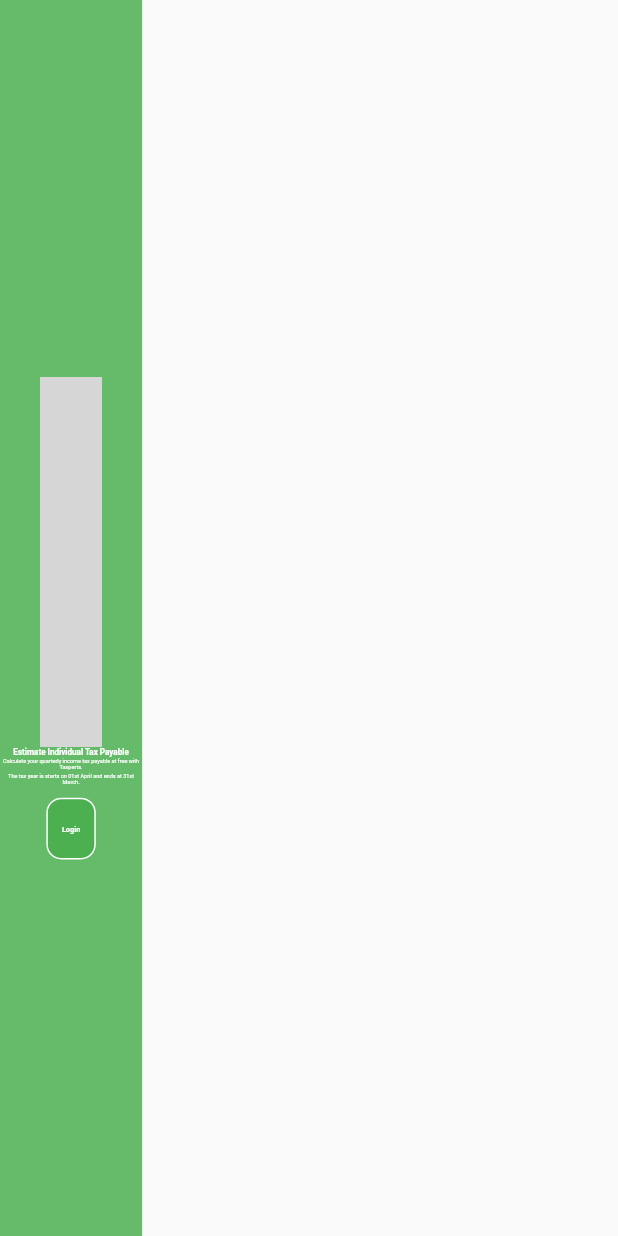
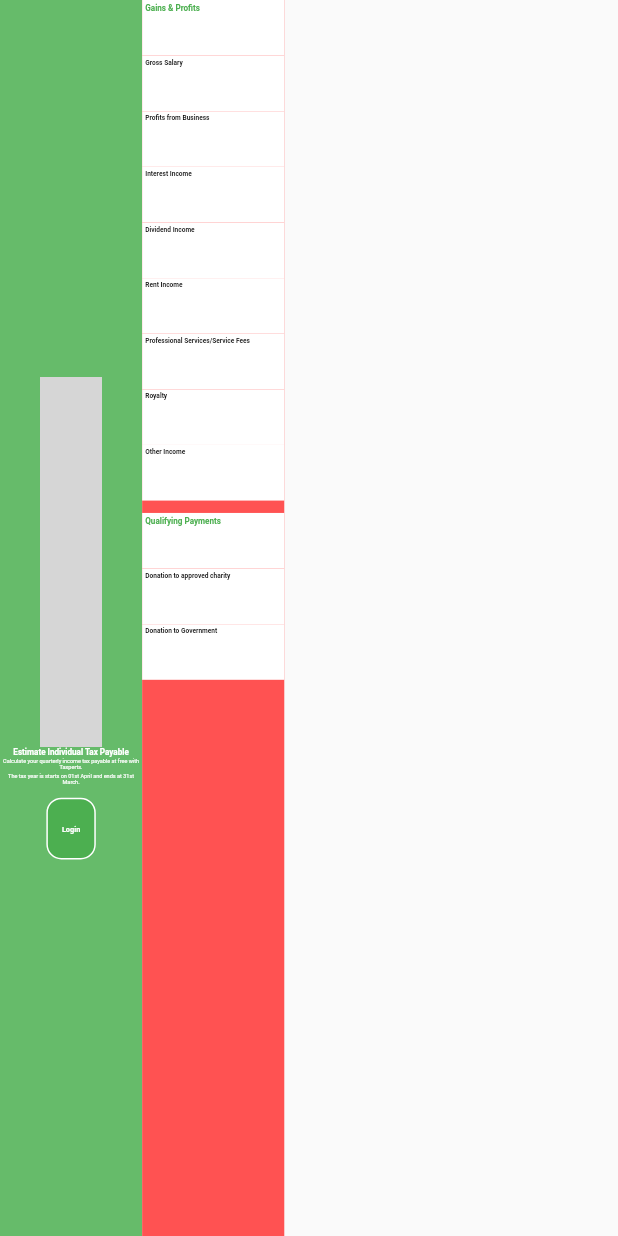
Before and after one commit to CBS-Developments/Taxpert-App-UI, a Flutter app: the DesktopScaffold screen opened directly, on a phone screen of 412 x 824 dp. Run offline on Flutter 3.47's test engine with Material 2 defaults, Android fonts, the phone set to English and light mode, and no system bars; missing offline and left inert: pattern_formatter; grey boxes are pictures that could not be loaded.

Commit message:
Text Containers Adding

```diff
--- a/taxpert_app_ui/lib/methods/sizes.dart
+++ b/taxpert_app_ui/lib/methods/sizes.dart
@@ -21,6 +21,10 @@ double GContainerWidth(BuildContext context){
 
 double getFontLarge(BuildContext context) {
   return (getPageWidth(context) * 0.004) * (getPageHeight(context) * 0.004);
+}
+
+double getFontMe(BuildContext context) {
+  return (getPageWidth(context) * 0.0036) * (getPageHeight(context) * 0.0036);
 }
 
 double getFontNormal(BuildContext context) {
@@ -50,3 +54,15 @@ double ImageHeight(BuildContext context) {
 double ImageWidth(BuildContext context) {
   return (getPageWidth(context) * 0.1) ;
 }
+
+double TextContHeight(BuildContext context) {
+  return (getPageHeight(context) * 0.045) ;
+}
+
+double TextContWidth(BuildContext context) {
+  return (getPageWidth(context) * 0.23) ;
+}
+
+double TextContMargin(BuildContext context) {
+  return (getPageWidth(context) * 0.005) ;
+}
--- /dev/null
+++ b/taxpert_app_ui/lib/methods/text_container.dart
@@ -0,0 +1,26 @@
+import 'package:flutter/material.dart';
+import 'package:taxpert_app_ui/methods/sizes.dart';
+
+class TextContainer extends StatelessWidget {
+  final String childText;
+  final double fontSize;
+  final Color textColor;
+
+  const TextContainer({
+
+    Key? key, required this.childText, required this.fontSize, required this.textColor,
+  }) : super(key: key);
+
+  @override
+  Widget build(BuildContext context) {
+    return Container(
+      padding: EdgeInsets.all(TextContMargin(context)),
+      color: Colors.white,
+      width: TextContWidth(context),
+      height: TextContHeight(context),
+      child: Text(childText,
+        style: TextStyle(fontSize: fontSize ,fontWeight: FontWeight.bold,color: textColor),
+      ),
+    );
+  }
+}
--- a/taxpert_app_ui/lib/responsive/desktop_body.dart
+++ b/taxpert_app_ui/lib/responsive/desktop_body.dart
@@ -1,6 +1,7 @@
 import 'package:flutter/material.dart';
 import 'package:taxpert_app_ui/methods/my_button.dart';
 import 'package:taxpert_app_ui/methods/sizes.dart';
+import 'package:taxpert_app_ui/methods/text_container.dart';
 
 class DesktopScaffold extends StatefulWidget {
   const DesktopScaffold({super.key});
@@ -16,7 +17,10 @@ class _DesktopScaffoldState extends State<DesktopScaffold> {
       // appBar: AppBar(
       //   title: Text('Desktop View'),
       // ),
-      body: Row(
+      body:
+
+          // Left Menu Start
+          Row(
         children: [
           Container(
             width: GContainerWidth(context),
@@ -24,22 +28,22 @@ class _DesktopScaffoldState extends State<DesktopScaffold> {
             child: Column(
               mainAxisAlignment: MainAxisAlignment.center,
               children: [
-
-                Image.asset('images/cal.png',
-                  width:ImageWidth(context),
+                Image.asset(
+                  'images/cal.png',
+                  width: ImageWidth(context),
                   height: ImageHeight(context),
                 ),
-
                 Text(
                   "Estimate Individual Tax Payable",
                   style: TextStyle(
                     color: Colors.white,
                     fontSize: getFontLarge(context),
                     fontWeight: FontWeight.bold,
-                  ),),
-
-                  SizedBox(height: SmSizeBoxHeight(context) ,),
-
+                  ),
+                ),
+                SizedBox(
+                  height: SmSizeBoxHeight(context),
+                ),
                 Text(
                   "Calculate your quarterly income tax payable at free with Taxperts. ",
                   style: TextStyle(
@@ -48,8 +52,9 @@ class _DesktopScaffoldState extends State<DesktopScaffold> {
                   ),
                   textAlign: TextAlign.center,
                 ),
-                SizedBox(height: SmSizeBoxHeight(context) ,),
-
+                SizedBox(
+                  height: SmSizeBoxHeight(context),
+                ),
                 Text(
                   "The tax year is starts on 01st April and ends at 31st March.",
                   style: TextStyle(
@@ -58,11 +63,85 @@ class _DesktopScaffoldState extends State<DesktopScaffold> {
                   ),
                   textAlign: TextAlign.center,
                 ),
+                SizedBox(
+                  height: MeSizeBoxHeight(context),
+                ),
+                MyButton(onTap: () {}, childText: 'Login'),
+              ],
+            ),
+          ),
 
-                SizedBox(height: MeSizeBoxHeight(context) ,),
+          // Left Menu End
 
-                MyButton(onTap: (){}, childText: 'Login'),
 
+          Container(
+            color: Colors.redAccent,
+            width: TextContWidth(context),
+            child: Column(
+              children: [
+                TextContainer(
+                    childText:'Gains & Profits',
+                    fontSize: getFontLarge(context),
+                    textColor: Colors.green),
+
+                TextContainer(
+                    childText:'Gross Salary',
+                    fontSize: getFontMe(context),
+                    textColor: Colors.black),
+
+                TextContainer(
+                    childText:'Profits from Business',
+                    fontSize: getFontMe(context),
+                    textColor: Colors.black),
+
+                TextContainer(
+                    childText:'Interest Income',
+                    fontSize: getFontMe(context),
+                    textColor: Colors.black),
+
+                TextContainer(
+                    childText:'Dividend Income',
+                    fontSize: getFontMe(context),
+                    textColor: Colors.black),
+
+                TextContainer(
+                    childText:'Rent Income',
+                    fontSize: getFontMe(context),
+                    textColor: Colors.black),
+
+                TextContainer(
+                    childText:'Professional Services/Service Fees',
+                    fontSize: getFontMe(context),
+                    textColor: Colors.black),
+
+                TextContainer(
+                    childText:'Royalty',
+                    fontSize: getFontMe(context),
+                    textColor: Colors.black),
+
+                TextContainer(
+                    childText:'Other Income',
+                    fontSize: getFontMe(context),
+                    textColor: Colors.black),
+
+                SizedBox(
+                  height: MeSizeBoxHeight(context),
+                ),
+
+                TextContainer(
+                    childText:'Qualifying Payments',
+                    fontSize: getFontLarge(context),
+                    textColor: Colors.green),
+
+                TextContainer(
+                    childText:'Donation to approved charity',
+                    fontSize: getFontMe(context),
+                    textColor: Colors.black),
+
+                TextContainer(
+                    childText:'Donation to Government',
+                    fontSize: getFontMe(context),
+                    textColor: Colors.black),
 
 
 
@@ -73,9 +152,10 @@ class _DesktopScaffoldState extends State<DesktopScaffold> {
             ),
           )
 
+        ],
+      ),
 
-        ],
-      ) ,
+
     );
   }
 }
```
Lines whose indentation alone changed are shown as unchanged.
